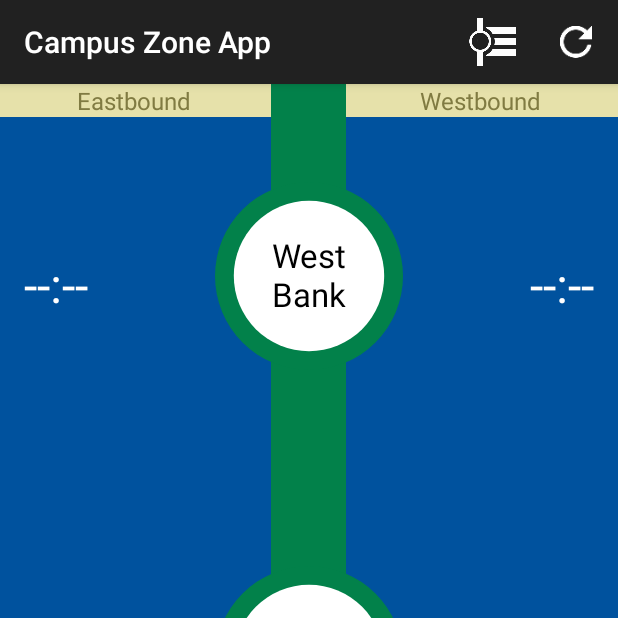
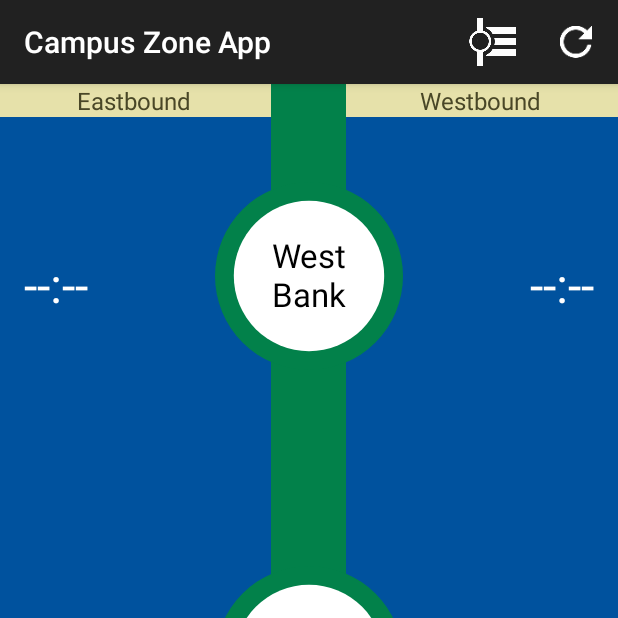
Before and after one commit to wnayes/campus-zone-app, an Android app: the screen it shows after launch (CampusZoneActivity), on a phone screen of 412 x 824 dp, the top half of it. Run offline under Robolectric (Android 15) with nearby library versions, the phone set to English and light mode, and no system bars; 1 statement that could not run was skipped.

Commit message:
Improve color contrast of Eastbound/Westbound labels

```diff
--- a/app/src/main/res/values/colors.xml
+++ b/app/src/main/res/values/colors.xml
@@ -4,7 +4,7 @@
     <color name="mainColorForeground">#FFFFFF</color>
 
     <color name="altColorBackground">#E6E1AA</color>
-    <color name="altColorForeground">#807B42</color>
+    <color name="altColorForeground">#494727</color>
 
     <color name="trackColor">#02814A</color>
 </resources>
```
